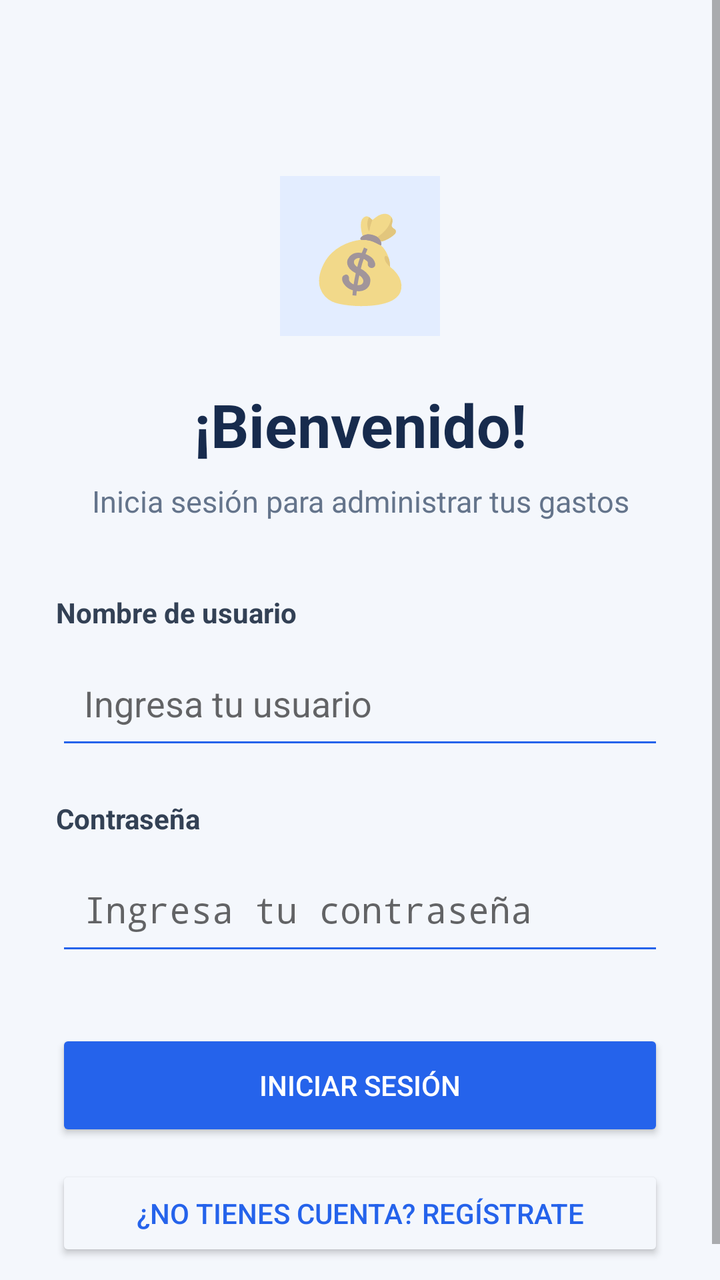
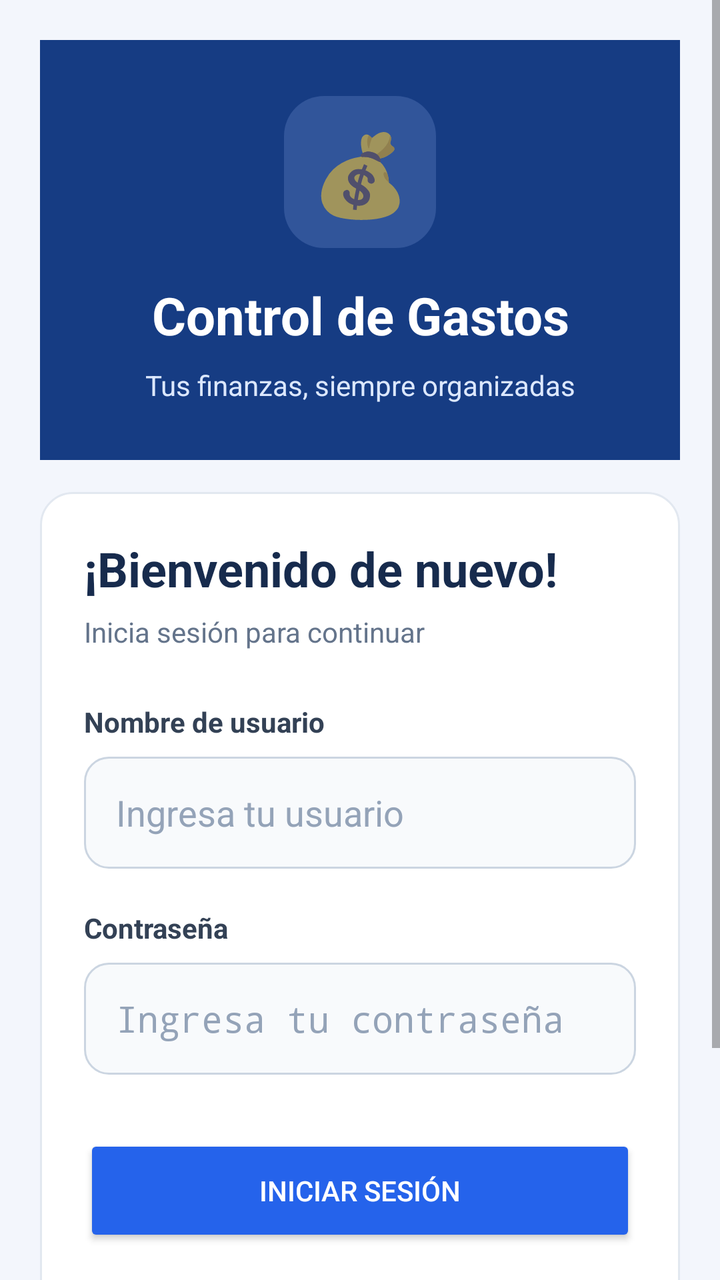

Before-and-after screenshots of an Android layout around one commit, followed by the original layout XML and the change that was made.
<!-- AndroidManifest.xml: application theme Theme.ControlGastos -->
<!-- res/layout/activity_login.xml -->
<?xml version="1.0" encoding="utf-8"?>
<ScrollView xmlns:android="http://schemas.android.com/apk/res/android"
    android:layout_width="match_parent"
    android:layout_height="match_parent"
    android:background="#F4F7FC"
    android:fillViewport="true">

    <LinearLayout
        android:layout_width="match_parent"
        android:layout_height="wrap_content"
        android:orientation="vertical"
        android:gravity="center_horizontal"
        android:padding="28dp">

        
        <TextView
            android:layout_width="80dp"
            android:layout_height="80dp"
            android:layout_marginTop="60dp"
            android:gravity="center"
            android:text="💰"
            android:textSize="42sp"
            android:background="#E3EDFF" />

        
        <TextView
            android:layout_width="match_parent"
            android:layout_height="wrap_content"
            android:layout_marginTop="24dp"
            android:gravity="center"
            android:text="¡Bienvenido!"
            android:textColor="#172B4D"
            android:textSize="30sp"
            android:textStyle="bold" />

        <TextView
            android:layout_width="match_parent"
            android:layout_height="wrap_content"
            android:layout_marginTop="8dp"
            android:layout_marginBottom="36dp"
            android:gravity="center"
            android:text="Inicia sesión para administrar tus gastos"
            android:textColor="#64748B"
            android:textSize="15sp" />

        
        <TextView
            android:layout_width="match_parent"
            android:layout_height="wrap_content"
            android:layout_marginBottom="8dp"
            android:text="Nombre de usuario"
            android:textColor="#334155"
            android:textStyle="bold" />

        <EditText
            android:id="@+id/etLoginUsuario"
            android:layout_width="match_parent"
            android:layout_height="56dp"
            android:hint="Ingresa tu usuario"
            android:inputType="text"
            android:singleLine="true"
            android:padding="14dp"
            android:backgroundTint="#2563EB" />

        
        <TextView
            android:layout_width="match_parent"
            android:layout_height="wrap_content"
            android:layout_marginTop="20dp"
            android:layout_marginBottom="8dp"
            android:text="Contraseña"
            android:textColor="#334155"
            android:textStyle="bold" />

        <EditText
            android:id="@+id/etLoginPassword"
            android:layout_width="match_parent"
            android:layout_height="56dp"
            android:hint="Ingresa tu contraseña"
            android:inputType="textPassword"
            android:singleLine="true"
            android:padding="14dp"
            android:backgroundTint="#2563EB" />

        
        <Button
            android:id="@+id/btnIniciarSesion"
            android:layout_width="match_parent"
            android:layout_height="56dp"
            android:layout_marginTop="32dp"
            android:text="INICIAR SESIÓN"
            android:textColor="#FFFFFF"
            android:backgroundTint="#2563EB" />

        
        <Button
            android:id="@+id/btnIrRegistro"
            android:layout_width="match_parent"
            android:layout_height="wrap_content"
            android:layout_marginTop="12dp"
            android:text="¿No tienes cuenta? Regístrate"
            android:textColor="#2563EB"
            android:backgroundTint="#F4F7FC" />

    </LinearLayout>
</ScrollView>
<!-- resources referenced by this layout -->
<resources>
  <style name="Theme.ControlGastos" parent="Theme.AppCompat.DayNight.NoActionBar" />
</resources>

<!-- the commit's change to res/layout/activity_login.xml (unified diff, before → after) -->
@@ -1,106 +1,157 @@
 <?xml version="1.0" encoding="utf-8"?>
-<ScrollView xmlns:android="http://schemas.android.com/apk/res/android"
+<ScrollView
+    xmlns:android="http://schemas.android.com/apk/res/android"
     android:layout_width="match_parent"
     android:layout_height="match_parent"
-    android:background="#F4F7FC"
+    android:background="#F3F6FC"
     android:fillViewport="true">
 
     <LinearLayout
         android:layout_width="match_parent"
         android:layout_height="wrap_content"
         android:orientation="vertical"
-        android:gravity="center_horizontal"
-        android:padding="28dp">
+        android:padding="20dp">
 
         
-        <TextView
-            android:layout_width="80dp"
-            android:layout_height="80dp"
-            android:layout_marginTop="60dp"
+        <LinearLayout
+            android:layout_width="match_parent"
+            android:layout_height="wrap_content"
+            android:orientation="vertical"
             android:gravity="center"
-            android:text="💰"
-            android:textSize="42sp"
-            android:background="#E3EDFF" />
+            android:padding="28dp"
+            android:background="#163C83">
+
+            <TextView
+                android:layout_width="76dp"
+                android:layout_height="76dp"
+                android:gravity="center"
+                android:text="💰"
+                android:textSize="40sp"
+                android:background="@drawable/bg_icono_login" />
+
+            <TextView
+                android:layout_width="match_parent"
+                android:layout_height="wrap_content"
+                android:layout_marginTop="16dp"
+                android:gravity="center"
+                android:text="Control de Gastos"
+                android:textColor="#FFFFFF"
+                android:textSize="26sp"
+                android:textStyle="bold" />
+
+            <TextView
+                android:layout_width="match_parent"
+                android:layout_height="wrap_content"
+                android:layout_marginTop="8dp"
+                android:gravity="center"
+                android:text="Tus finanzas, siempre organizadas"
+                android:textColor="#DCE8FF"
+                android:textSize="14sp" />
+
+        </LinearLayout>
 
         
+        <LinearLayout
+            android:layout_width="match_parent"
+            android:layout_height="wrap_content"
+            android:layout_marginTop="16dp"
+            android:orientation="vertical"
+            android:padding="22dp"
+            android:background="@drawable/bg_tarjeta_gasto">
+
+            <TextView
+                android:layout_width="match_parent"
+                android:layout_height="wrap_content"
+                android:text="¡Bienvenido de nuevo!"
+                android:textColor="#172B4D"
+                android:textSize="24sp"
+                android:textStyle="bold" />
+
+            <TextView
+                android:layout_width="match_parent"
+                android:layout_height="wrap_content"
+                android:layout_marginTop="6dp"
+                android:text="Inicia sesión para continuar"
+                android:textColor="#64748B"
+                android:textSize="14sp" />
+
+            
+            <TextView
+                android:layout_width="match_parent"
+                android:layout_height="wrap_content"
+                android:layout_marginTop="26dp"
+                android:text="Nombre de usuario"
+                android:textColor="#334155"
+                android:textStyle="bold" />
+
+            <EditText
+                android:id="@+id/etLoginUsuario"
+                android:layout_width="match_parent"
+                android:layout_height="56dp"
+                android:layout_marginTop="8dp"
+                android:background="@drawable/bg_campo_login"
+                android:hint="Ingresa tu usuario"
+                android:inputType="text"
+                android:singleLine="true"
+                android:paddingStart="16dp"
+                android:paddingEnd="16dp"
+                android:textColor="#172B4D"
+                android:textColorHint="#94A3B8" />
+
+            
+            <TextView
+                android:layout_width="match_parent"
+                android:layout_height="wrap_content"
+                android:layout_marginTop="20dp"
+                android:text="Contraseña"
+                android:textColor="#334155"
+                android:textStyle="bold" />
+
+            <EditText
+                android:id="@+id/etLoginPassword"
+                android:layout_width="match_parent"
+                android:layout_height="56dp"
+                android:layout_marginTop="8dp"
+                android:background="@drawable/bg_campo_login"
+                android:hint="Ingresa tu contraseña"
+                android:inputType="textPassword"
+                android:singleLine="true"
+                android:paddingStart="16dp"
+                android:paddingEnd="16dp"
+                android:textColor="#172B4D"
+                android:textColorHint="#94A3B8" />
+
+            
+            <Button
+                android:id="@+id/btnIniciarSesion"
+                android:layout_width="match_parent"
+                android:layout_height="56dp"
+                android:layout_marginTop="30dp"
+                android:text="INICIAR SESIÓN"
+                android:textColor="#FFFFFF"
+                android:backgroundTint="#2563EB" />
+
+            
+            <Button
+                android:id="@+id/btnIrRegistro"
+                android:layout_width="match_parent"
+                android:layout_height="wrap_content"
+                android:layout_marginTop="12dp"
+                android:text="¿No tienes cuenta? Regístrate"
+                android:textColor="#2563EB"
+                android:backgroundTint="#FFFFFF" />
+
+        </LinearLayout>
+
         <TextView
             android:layout_width="match_parent"
             android:layout_height="wrap_content"
             android:layout_marginTop="24dp"
+            android:layout_marginBottom="16dp"
             android:gravity="center"
-            android:text="¡Bienvenido!"
-            android:textColor="#172B4D"
-            android:textSize="30sp"
-            android:textStyle="bold" />
-
-        <TextView
-            android:layout_width="match_parent"
-            android:layout_height="wrap_content"
-            android:layout_marginTop="8dp"
-            android:layout_marginBottom="36dp"
-            android:gravity="center"
-            android:text="Inicia sesión para administrar tus gastos"
-            android:textColor="#64748B"
-            android:textSize="15sp" />
-
-        
-        <TextView
-            android:layout_width="match_parent"
-            android:layout_height="wrap_content"
-            android:layout_marginBottom="8dp"
-            android:text="Nombre de usuario"
-            android:textColor="#334155"
-            android:textStyle="bold" />
-
-        <EditText
-            android:id="@+id/etLoginUsuario"
-            android:layout_width="match_parent"
-            android:layout_height="56dp"
-            android:hint="Ingresa tu usuario"
-            android:inputType="text"
-            android:singleLine="true"
-            android:padding="14dp"
-            android:backgroundTint="#2563EB" />
-
-        
-        <TextView
-            android:layout_width="match_parent"
-            android:layout_height="wrap_content"
-            android:layout_marginTop="20dp"
-            android:layout_marginBottom="8dp"
-            android:text="Contraseña"
-            android:textColor="#334155"
-            android:textStyle="bold" />
-
-        <EditText
-            android:id="@+id/etLoginPassword"
-            android:layout_width="match_parent"
-            android:layout_height="56dp"
-            android:hint="Ingresa tu contraseña"
-            android:inputType="textPassword"
-            android:singleLine="true"
-            android:padding="14dp"
-            android:backgroundTint="#2563EB" />
-
-        
-        <Button
-            android:id="@+id/btnIniciarSesion"
-            android:layout_width="match_parent"
-            android:layout_height="56dp"
-            android:layout_marginTop="32dp"
-            android:text="INICIAR SESIÓN"
-            android:textColor="#FFFFFF"
-            android:backgroundTint="#2563EB" />
-
-        
-        <Button
-            android:id="@+id/btnIrRegistro"
-            android:layout_width="match_parent"
-            android:layout_height="wrap_content"
-            android:layout_marginTop="12dp"
-            android:text="¿No tienes cuenta? Regístrate"
-            android:textColor="#2563EB"
-            android:backgroundTint="#F4F7FC" />
+            android:text="Control de Gastos • Finanzas personales"
+            android:textColor="#94A3B8"
+            android:textSize="12sp" />
 
     </LinearLayout>
 </ScrollView>
<!-- resource entries referenced after the edit -->
@@ -1,5 +1,43 @@
 <!-- resources referenced by this layout -->
 <resources>
+  <!-- drawable bg_campo_login (drawable) -->
+  <?xml version="1.0" encoding="utf-8"?>
+  <shape xmlns:android="http://schemas.android.com/apk/res/android"
+      android:shape="rectangle">
+  
+      <solid android:color="#F8FAFC" />
+  
+      <corners android:radius="12dp" />
+  
+      <stroke
+          android:width="1dp"
+          android:color="#CBD5E1" />
+  
+  </shape>
+  <!-- drawable bg_icono_login (drawable) -->
+  <?xml version="1.0" encoding="utf-8"?>
+  <shape xmlns:android="http://schemas.android.com/apk/res/android"
+      android:shape="rectangle">
+  
+      <solid android:color="#31559A" />
+  
+      <corners android:radius="20dp" />
+  
+  </shape>
+  <!-- drawable bg_tarjeta_gasto (drawable) -->
+  <?xml version="1.0" encoding="utf-8"?>
+  <shape xmlns:android="http://schemas.android.com/apk/res/android"
+      android:shape="rectangle">
+  
+      <solid android:color="#FFFFFF" />
+  
+      <corners android:radius="16dp" />
+  
+      <stroke
+          android:width="1dp"
+          android:color="#E2E8F0" />
+  
+  </shape>
   <style name="Theme.ControlGastos" parent="Theme.AppCompat.DayNight.NoActionBar" />
 </resources>
 
